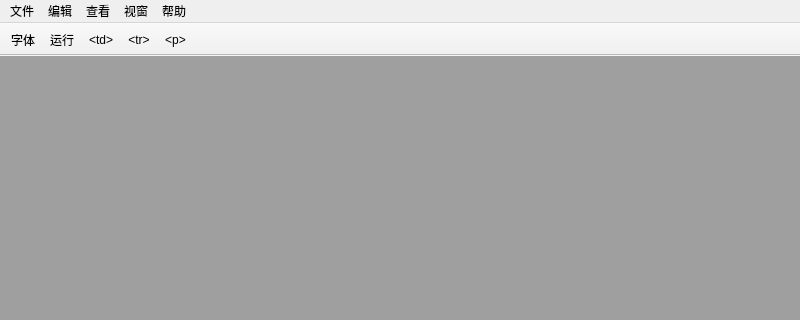
Before: the Qt Designer form mainwindow.ui in sonichy/HTYEdit, drawn with Qt 5; both pictures show x 0 to 800 and y 0 to 320 of the 800 by 600 pixel window.
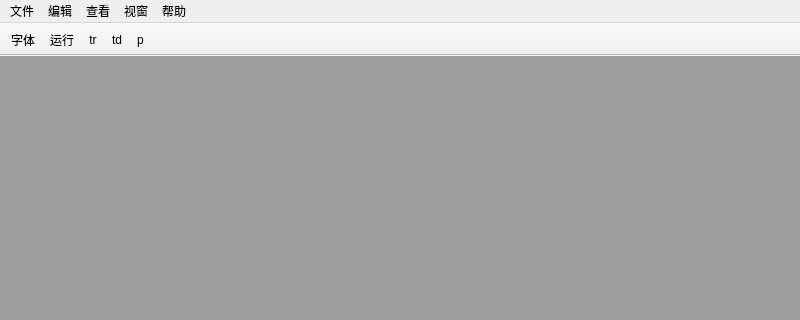
After: the same form once the commit is applied. Icons and pictures are not drawn.

The edit to the form file:
```diff
--- a/mainwindow.ui
+++ b/mainwindow.ui
@@ -146,8 +146,8 @@
    </attribute>
    <addaction name="action_font"/>
    <addaction name="action_run"/>
-   <addaction name="action_td"/>
    <addaction name="action_tr"/>
+   <addaction name="action_td"/>
    <addaction name="action_p"/>
   </widget>
   <widget class="QStatusBar" name="statusBar"/>
@@ -450,7 +450,7 @@
   </action>
   <action name="action_td">
    <property name="text">
-    <string>&lt;td&gt;</string>
+    <string>td</string>
    </property>
    <property name="toolTip">
     <string>Ctrl+Shift+D</string>
@@ -461,7 +461,7 @@
   </action>
   <action name="action_tr">
    <property name="text">
-    <string>&lt;tr&gt;</string>
+    <string>tr</string>
    </property>
    <property name="toolTip">
     <string>Ctrl+Shift+R</string>
@@ -472,7 +472,7 @@
   </action>
   <action name="action_p">
    <property name="text">
-    <string>&lt;p&gt;</string>
+    <string>p</string>
    </property>
    <property name="toolTip">
     <string>Ctrl+Alt+P</string>
```
Left out of the diff: 5 changed lines with no effect on the pictures.
